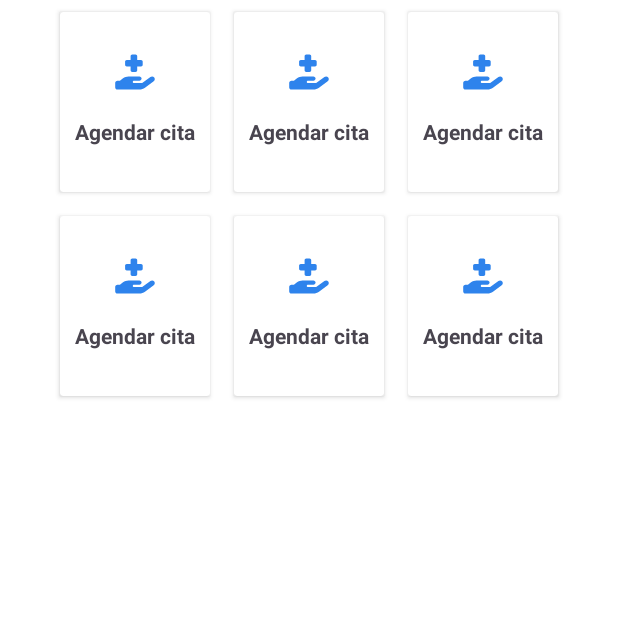
After one commit to Jean-Huaringa/VivaSalud, an Android app: the HomeActivity screen opened directly, with no data from a screen before it, on a phone screen of 412 x 824 dp, the top half of it. The commit adds this screen. Run offline under Robolectric (Android 15) with nearby library versions, the phone set to English and light mode, and no system bars; our stand-ins replace FlexboxLayout.

Commit message:
feat: Agregando nuevos archivos y nuevas funcionalidades que van a acorde con el card con nueva implementacion de nueva dependencia

```diff
--- a/app/build.gradle.kts
+++ b/app/build.gradle.kts
@@ -47,10 +47,14 @@ dependencies {
     implementation("androidx.appcompat:appcompat:1.6.1")
     implementation("com.google.android.material:material:1.6.1")
     implementation("androidx.constraintlayout:constraintlayout:2.1.4")
+    implementation("androidx.navigation:navigation-fragment-ktx:2.5.3")
+    implementation("androidx.navigation:navigation-ui-ktx:2.5.3")
     testImplementation("junit:junit:4.13.2")
     androidTestImplementation("androidx.test.ext:junit:1.1.5")
     androidTestImplementation("androidx.test.espresso:espresso-core:3.5.1")
 
     //
     implementation("androidx.core:core-splashscreen:1.0.1")
+    implementation("com.google.android.flexbox:flexbox:3.0.0")
+
 }
--- a/app/src/main/AndroidManifest.xml
+++ b/app/src/main/AndroidManifest.xml
@@ -13,6 +13,11 @@
         android:supportsRtl="true"
         android:theme="@style/Theme.VivaSalud"
         tools:targetApi="31">
+        <activity
+            android:name=".HomeActivity"
+            android:exported="false"
+            android:label="@string/title_activity_home"
+            android:theme="@style/Theme.VivaSalud" />
         <activity
             android:name=".RegisterActivity"
             android:exported="false" />
--- a/app/src/main/java/com/example/vivasalud/FirstFilterRecordFragment.kt
+++ b/app/src/main/java/com/example/vivasalud/FirstFilterRecordFragment.kt
@@ -5,9 +5,11 @@ import android.os.Bundle
 import android.view.LayoutInflater
 import android.view.View
 import android.view.ViewGroup
+import android.view.inputmethod.InputMethodManager
 import android.widget.ArrayAdapter
 import android.widget.AutoCompleteTextView
 import android.widget.Toast
+import androidx.core.content.ContextCompat
 import androidx.fragment.app.Fragment
 import com.google.android.material.button.MaterialButton
 import com.google.android.material.checkbox.MaterialCheckBox
@@ -42,6 +44,10 @@ class FirstFilterRecordFragment : Fragment() {
         val typeDocument = listOf("DNI", "CE", "Pasaporte")
         val adapter = ArrayAdapter(requireContext(), android.R.layout.simple_dropdown_item_1line, typeDocument)
         spTypeDocument.setAdapter(adapter)
+        spTypeDocument.setOnClickListener {
+            val im = ContextCompat.getSystemService(requireContext(), InputMethodManager::class.java)
+            im?.hideSoftInputFromWindow(spTypeDocument.windowToken, 0)
+        }
 
         checkBox.setOnCheckedChangeListener { _, _ ->
             validarCampos()
--- /dev/null
+++ b/app/src/main/java/com/example/vivasalud/HomeActivity.kt
@@ -0,0 +1,13 @@
+package com.example.vivasalud
+
+import androidx.appcompat.app.AppCompatActivity
+import android.os.Bundle
+
+class HomeActivity : AppCompatActivity() {
+    override fun onCreate(savedInstanceState: Bundle?) {
+        super.onCreate(savedInstanceState)
+        setContentView(R.layout.activity_home)
+    }
+
+
+}
--- /dev/null
+++ b/app/src/main/res/layout/activity_home.xml
@@ -0,0 +1,36 @@
+<?xml version="1.0" encoding="utf-8"?>
+<androidx.constraintlayout.widget.ConstraintLayout xmlns:android="http://schemas.android.com/apk/res/android"
+    xmlns:app="http://schemas.android.com/apk/res-auto"
+    xmlns:tools="http://schemas.android.com/tools"
+    android:layout_width="match_parent"
+    android:layout_height="match_parent"
+    tools:context=".HomeActivity">
+
+    <ScrollView
+        android:layout_width="match_parent"
+        android:layout_height="match_parent">
+
+        <com.google.android.flexbox.FlexboxLayout
+            android:layout_width="match_parent"
+            android:layout_height="wrap_content"
+            app:flexDirection="row"
+            app:flexWrap="wrap"
+            app:justifyContent="center">
+
+            <include layout="@layout/item_card" />
+
+            <include layout="@layout/item_card" />
+
+            <include layout="@layout/item_card" />
+
+            <include layout="@layout/item_card" />
+
+            <include layout="@layout/item_card" />
+
+            <include layout="@layout/item_card" />
+        </com.google.android.flexbox.FlexboxLayout>
+
+    </ScrollView>
+
+
+</androidx.constraintlayout.widget.ConstraintLayout>
--- /dev/null
+++ b/app/src/main/res/layout/item_card.xml
@@ -0,0 +1,33 @@
+<androidx.cardview.widget.CardView xmlns:android="http://schemas.android.com/apk/res/android"
+    xmlns:app="http://schemas.android.com/apk/res-auto"
+    android:layout_width="100dp"
+    android:layout_height="120dp"
+    android:layout_margin="8dp">
+
+    <LinearLayout
+        android:layout_width="match_parent"
+        android:layout_height="wrap_content"
+        android:layout_gravity="center_horizontal"
+        android:gravity="center_horizontal"
+        android:orientation="vertical"
+        android:paddingVertical="10dp"
+        android:paddingHorizontal="10dp">
+
+        <ImageView
+            android:id="@+id/images"
+            android:layout_width="60dp"
+            android:layout_height="60dp"
+            android:scaleType="centerCrop"
+            android:src="@drawable/ic_viva_salud_foreground"
+            app:tint="@color/blue" />
+
+        <TextView
+            android:id="@+id/title"
+            android:layout_width="wrap_content"
+            android:layout_height="wrap_content"
+            android:text="Agendar cita"
+            android:textSize="14sp"
+            android:textAlignment="center"
+            android:textStyle="bold" />
+    </LinearLayout>
+</androidx.cardview.widget.CardView>
--- /dev/null
+++ b/app/src/main/res/values-land/dimens.xml
@@ -0,0 +1,3 @@
+<resources>
+    <dimen name="fab_margin">48dp</dimen>
+</resources>
--- /dev/null
+++ b/app/src/main/res/values-v23/themes.xml
@@ -0,0 +1,9 @@
+<resources xmlns:tools="http://schemas.android.com/tools">
+
+    <style name="Theme.VivaSalud" parent="Base.Theme.VivaSalud">
+        <!-- Transparent system bars for edge-to-edge. -->
+        <item name="android:navigationBarColor">@android:color/transparent</item>
+        <item name="android:statusBarColor">@android:color/transparent</item>
+        <item name="android:windowLightStatusBar">?attr/isLightTheme</item>
+    </style>
+</resources>
--- /dev/null
+++ b/app/src/main/res/values-w1240dp/dimens.xml
@@ -0,0 +1,3 @@
+<resources>
+    <dimen name="fab_margin">200dp</dimen>
+</resources>
--- /dev/null
+++ b/app/src/main/res/values-w600dp/dimens.xml
@@ -0,0 +1,3 @@
+<resources>
+    <dimen name="fab_margin">48dp</dimen>
+</resources>
--- /dev/null
+++ b/app/src/main/res/values/dimens.xml
@@ -0,0 +1,3 @@
+<resources>
+    <dimen name="fab_margin">16dp</dimen>
+</resources>
--- a/app/src/main/res/values/strings.xml
+++ b/app/src/main/res/values/strings.xml
@@ -1,5 +1,5 @@
 <resources xmlns:tools="http://schemas.android.com/tools">
     <string name="app_name">Viva Salud</string>
     <string name="ic_app_name">Icono Viva Salud</string>
-
+    <string name="title_activity_home">HomeActivity</string>
 </resources>
--- a/app/src/main/res/values/styles.xml
+++ b/app/src/main/res/values/styles.xml
@@ -1,5 +1,5 @@
 <?xml version="1.0" encoding="utf-8"?>
-<resources>
+<resources xmlns:tools="http://schemas.android.com/tools">
 
     <style name="MyEditTextStyle">
         <item name="android:layout_width">match_parent</item>
@@ -11,7 +11,7 @@
     <style name="AutoCompleteTextStyle">
         <item name="android:layout_width">match_parent</item>
         <item name="android:layout_height">wrap_content</item>
-        <item name="android:paddingVertical">16dp</item>
+        <item name="android:paddingVertical" tools:targetApi="o">16dp</item>
         <item name="android:paddingEnd">16dp</item>
         <item name="android:paddingStart">15dp</item>
         <item name="android:textSize">15sp</item>
```
Also changed, not shown: app/src/main/res/layout/activity_main.xml (+13 -1 lines), app/src/main/res/navigation/nav_graph.xml (added, +28 -0 lines).
